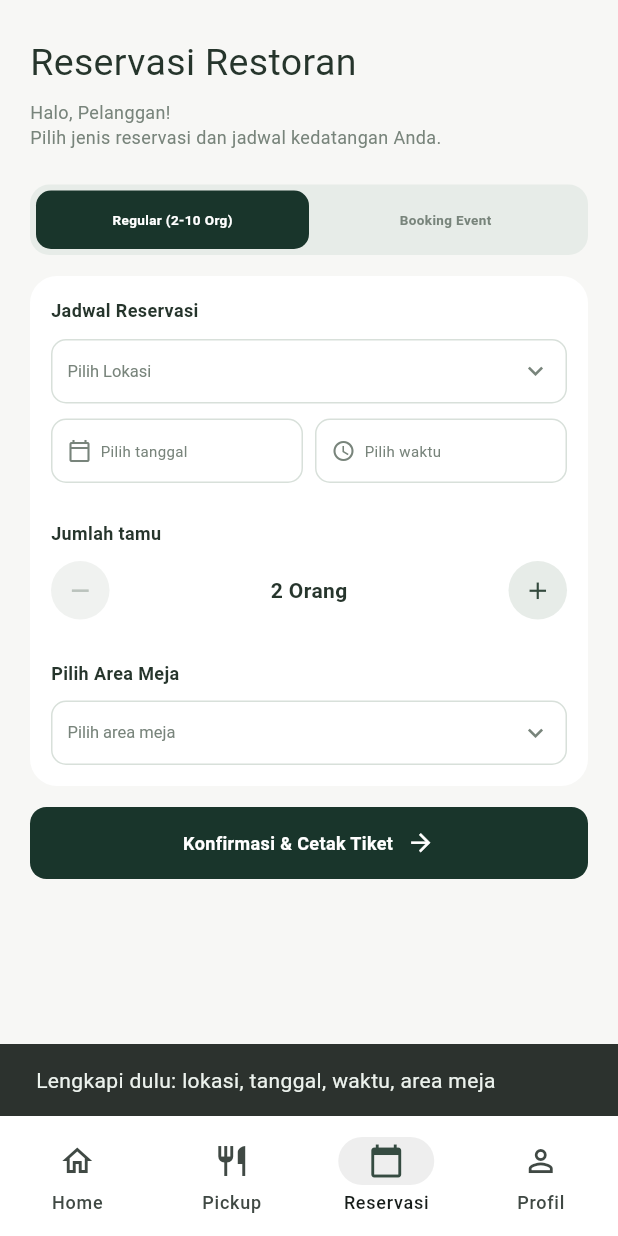
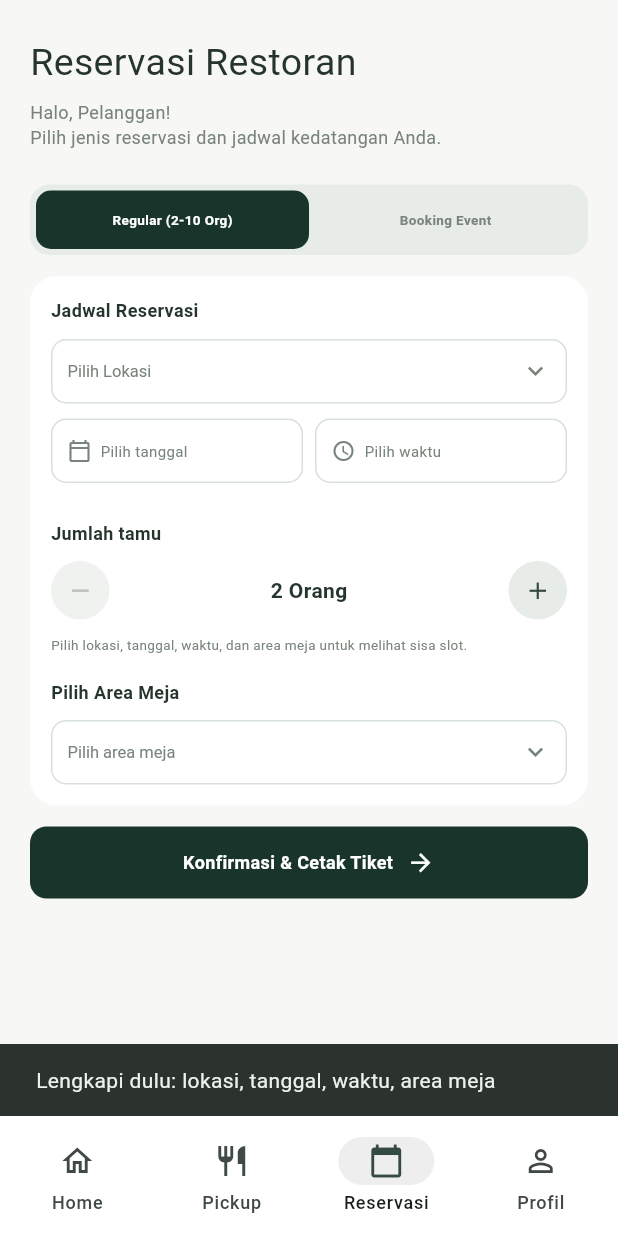
Before and after one commit to theeyogz/ibcdining, a Flutter app: the MainScreen screen opened directly with empty values, item 3 of the bottom bar chosen, after a tap on "Konfirmasi & Cetak Tiket", on a phone screen of 412 x 824 dp. Run offline on Flutter 3.47's test engine with Material 3 defaults, Android fonts, the phone set to English and light mode, and no system bars; accounts and stored records are empty; network calls fail; Roboto replaces fonts that are missing (Times New Roman).

Commit message:
revisi page reservasi

```diff
--- a/lib/screens/reservasi_screen.dart
+++ b/lib/screens/reservasi_screen.dart
@@ -25,6 +25,58 @@ class EventPackage {
   String get label => '$name · ${rupiah(pricePerPax)}/pax';
 }
 
+// ==========================================
+// SLOT KAPASITAS RESERVASI REGULAR (SEMENTARA, DI MEMORI)
+// Kapasitas dihitung dalam jumlah orang, per cabang + tanggal + jam + area.
+// Setiap reservasi mengurangi sisa kapasitas sebesar jumlah tamunya.
+// Nanti ganti dengan data dari database (tabel reservasi).
+// ==========================================
+
+class RegularSlotStore {
+  // TODO: placeholder, ganti dengan kapasitas asli tiap area.
+  static const Map<String, int> areaCapacity = {
+    'Indoor (Non-Smoking)': 40,
+    'Indoor (Smoking)': 20,
+    'Outdoor': 30,
+  };
+
+  final Map<String, int> _booked = {};
+
+  static const int closeHour = 22; // restoran tutup jam 22.00
+  static const int holdHours = 2; // kursi ditahan 2 jam
+
+  // Slot dihitung per jam. Reservasi jam 21.xx menahan kursi di jam 21 dan 22
+  // (jam yang sudah lewat jam tutup tidak dihitung).
+  Iterable<String> _heldKeys(
+      String branch, DateTime date, TimeOfDay time, String area) sync* {
+    for (int h = time.hour; h < time.hour + holdHours && h < closeHour; h++) {
+      yield '$branch|${date.year}-${date.month}-${date.day}|$h|$area';
+    }
+  }
+
+  int capacityOf(String area) => areaCapacity[area] ?? 0;
+
+  // Sisa kapasitas = kapasitas dikurangi jam terpadat di antara jam yang ditahan.
+  int remaining(String branch, DateTime date, TimeOfDay time, String area) {
+    int busiest = 0;
+    for (final k in _heldKeys(branch, date, time, area)) {
+      final used = _booked[k] ?? 0;
+      if (used > busiest) busiest = used;
+    }
+    final left = capacityOf(area) - busiest;
+    return left < 0 ? 0 : left;
+  }
+
+  void book(String branch, DateTime date, TimeOfDay time, String area,
+      int guests) {
+    for (final k in _heldKeys(branch, date, time, area)) {
+      _booked[k] = (_booked[k] ?? 0) + guests;
+    }
+  }
+}
+
+final RegularSlotStore regularSlotStore = RegularSlotStore();
+
 class ReservasiView extends StatefulWidget {
   const ReservasiView({super.key});
 
@@ -42,6 +94,7 @@ class _ReservasiViewState extends State<ReservasiView> {
 
   static const int _minGuests = 2;
   static const int _maxGuests = 10;
+  static const int _guestStep = 2; // jumlah tamu regular harus genap
 
   // Daftar cabang diambil dari common.dart (ibcBranches)
   final List<String> _locations = ibcBranches;
@@ -57,6 +110,26 @@ class _ReservasiViewState extends State<ReservasiView> {
   TimeOfDay? _selectedTime;
   int _guestCount = _minGuests;
   String? _selectedArea;
+
+  // Sisa kapasitas slot regular. Null jika lokasi/tanggal/waktu/area belum lengkap.
+  int? get _slotRemaining {
+    final loc = _selectedLocation;
+    final date = _selectedDate;
+    final time = _selectedTime;
+    final area = _selectedArea;
+    if (loc == null || date == null || time == null || area == null) {
+      return null;
+    }
+    return regularSlotStore.remaining(loc, date, time, area);
+  }
+
+  // Batas atas jumlah tamu: maksimal per reservasi atau sisa slot (yang lebih kecil).
+  int get _guestLimit {
+    final left = _slotRemaining;
+    if (left == null) return _maxGuests;
+    final evenLeft = left - (left % _guestStep); // bulatkan turun ke genap
+    return evenLeft < _maxGuests ? evenLeft : _maxGuests;
+  }
 
   // ---------- Booking Event (Private) ----------
   static const int _eventMinGuests = 30;
@@ -308,9 +381,22 @@ class _ReservasiViewState extends State<ReservasiView> {
       context: context,
       initialTime: _selectedTime ?? const TimeOfDay(hour: 19, minute: 0),
     );
-    if (picked != null) {
-      setState(() => _selectedTime = picked);
+    if (picked == null) return;
+
+    // Restoran tutup jam 22.00, jadi jam itu ke atas tidak bisa dipesan.
+    if (picked.hour >= RegularSlotStore.closeHour) {
+      if (!mounted) return;
+      ScaffoldMessenger.of(context)
+        ..hideCurrentSnackBar()
+        ..showSnackBar(
+          const SnackBar(
+            content: Text(
+                'Restoran tutup pukul 22.00. Pilih waktu sebelum jam tersebut.'),
+          ),
+        );
+      return;
     }
+    setState(() => _selectedTime = picked);
   }
 
   void _confirmRegular() {
@@ -328,6 +414,26 @@ class _ReservasiViewState extends State<ReservasiView> {
         );
       return;
     }
+
+    // Cek sisa kapasitas slot, lalu kurangi sesuai jumlah tamu.
+    final left = _slotRemaining ?? 0;
+    if (_guestCount > left) {
+      ScaffoldMessenger.of(context)
+        ..hideCurrentSnackBar()
+        ..showSnackBar(
+          SnackBar(
+            content: Text(left == 0
+                ? 'Slot ini sudah penuh. Pilih jam, tanggal, atau area lain.'
+                : 'Sisa kapasitas slot ini hanya $left orang.'),
+          ),
+        );
+      return;
+    }
+    regularSlotStore.book(_selectedLocation!, _selectedDate!, _selectedTime!,
+        _selectedArea!, _guestCount);
+    final leftAfter = regularSlotStore.remaining(
+        _selectedLocation!, _selectedDate!, _selectedTime!, _selectedArea!);
+    setState(() {});
 
     final code =
         'IBC-${DateTime.now().millisecondsSinceEpoch.toString().substring(7)}';
@@ -374,6 +480,7 @@ class _ReservasiViewState extends State<ReservasiView> {
               _ticketRow('Waktu', _formatTime(_selectedTime!)),
               _ticketRow('Jumlah tamu', '$_guestCount Orang'),
               _ticketRow('Area meja', _selectedArea!),
+              _ticketRow('Sisa slot area ini', '$leftAfter orang'),
               const Divider(color: borderColor),
               const SizedBox(height: 14),
               SizedBox(
@@ -725,8 +832,8 @@ class _ReservasiViewState extends State<ReservasiView> {
           children: [
             _counterButton(
               Icons.remove,
-              _guestCount > _minGuests
-                  ? () => setState(() => _guestCount--)
+              _guestCount - _guestStep >= _minGuests
+                  ? () => setState(() => _guestCount -= _guestStep)
                   : null,
             ),
             Text(
@@ -739,13 +846,15 @@ class _ReservasiViewState extends State<ReservasiView> {
             ),
             _counterButton(
               Icons.add,
-              _guestCount < _maxGuests
-                  ? () => setState(() => _guestCount++)
+              _guestCount + _guestStep <= _guestLimit
+                  ? () => setState(() => _guestCount += _guestStep)
                   : null,
             ),
           ],
         ),
-        const SizedBox(height: 27),
+        const SizedBox(height: 10),
+        _buildSlotInfo(),
+        const SizedBox(height: 17),
         const Text(
           'Pilih Area Meja',
           style: TextStyle(
@@ -987,6 +1096,55 @@ class _ReservasiViewState extends State<ReservasiView> {
     );
   }
 
+  // Info sisa slot di bawah counter jumlah tamu (Regular).
+  Widget _buildSlotInfo() {
+    final left = _slotRemaining;
+    final area = _selectedArea;
+
+    if (left == null || area == null) {
+      return const Text(
+        'Pilih lokasi, tanggal, waktu, dan area meja untuk melihat sisa slot.',
+        style: TextStyle(fontSize: 9, height: 1.45, color: mutedColor),
+      );
+    }
+
+    final total = regularSlotStore.capacityOf(area);
+    final tooMany = _guestCount > left;
+    final full = left == 0;
+    final color = (full || tooMany) ? Colors.red.shade700 : primaryColor;
+
+    final text = full
+        ? 'Slot penuh untuk area ini. Pilih jam, tanggal, atau area lain.'
+        : tooMany
+        ? 'Sisa slot hanya $left orang. Kurangi jumlah tamu atau pilih slot lain.'
+        : 'Sisa slot: $left dari $total orang (jam ${_selectedTime!.hour.toString().padLeft(2, '0')}.00).';
+
+    return Container(
+      width: double.infinity,
+      padding: const EdgeInsets.all(10),
+      decoration: BoxDecoration(
+        color: const Color(0xFFE7ECE8),
+        borderRadius: BorderRadius.circular(10),
+      ),
+      child: Row(
+        children: [
+          Icon(Icons.event_seat_outlined, size: 16, color: color),
+          const SizedBox(width: 8),
+          Expanded(
+            child: Text(
+              text,
+              style: TextStyle(
+                fontSize: 10,
+                fontWeight: FontWeight.w600,
+                color: color,
+              ),
+            ),
+          ),
+        ],
+      ),
+    );
+  }
+
   Widget _buildField({required Widget child}) {
     return Container(
       width: double.infinity,
```
